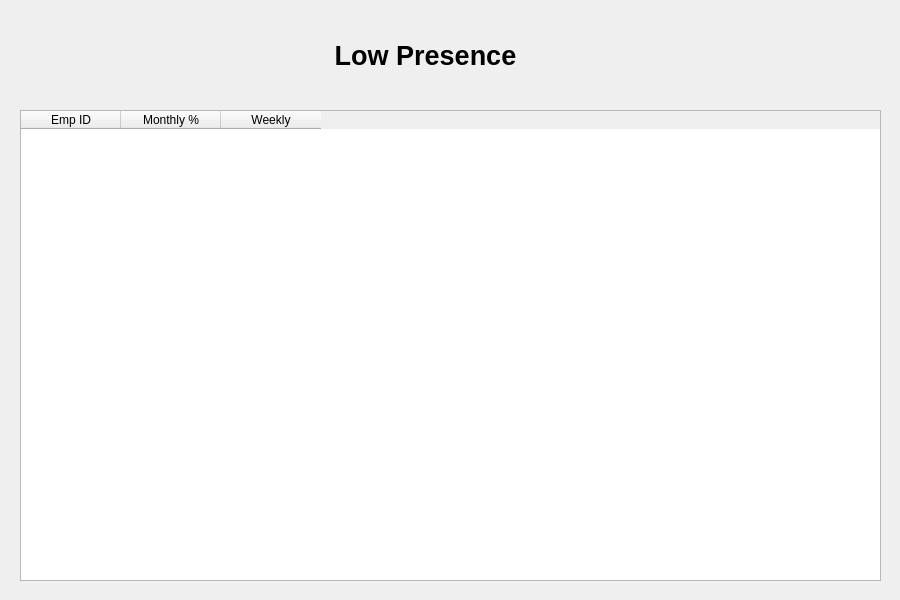
The window that Maintendance/shortattendancetable.ui (markhan101/Maintendance) describes before a commit, drawn with Qt 5.
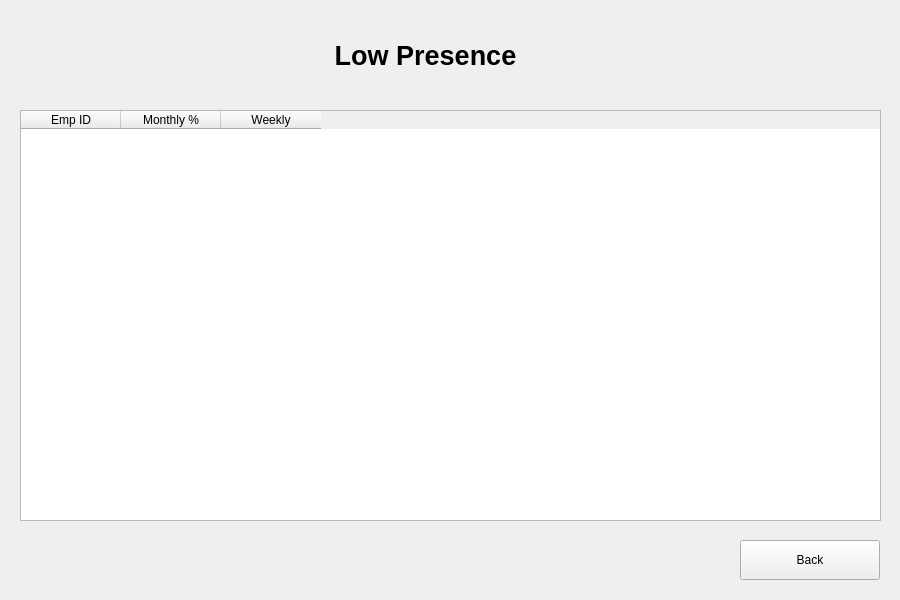
The same window after the commit.

Commit message: Add back button functionality to various dialogs and tables and cccc report

```diff
--- a/Maintendance/shortattendancetable.ui
+++ b/Maintendance/shortattendancetable.ui
@@ -32,7 +32,7 @@
      <x>20</x>
      <y>110</y>
      <width>861</width>
-     <height>471</height>
+     <height>411</height>
     </rect>
    </property>
    <property name="wordWrap">
@@ -54,6 +54,19 @@
     </property>
    </column>
   </widget>
+  <widget class="QPushButton" name="backButton">
+   <property name="geometry">
+    <rect>
+     <x>740</x>
+     <y>540</y>
+     <width>140</width>
+     <height>40</height>
+    </rect>
+   </property>
+   <property name="text">
+    <string>Back</string>
+   </property>
+  </widget>
  </widget>
  <resources/>
  <connections/>
```
The commit also changes 109 other files.
